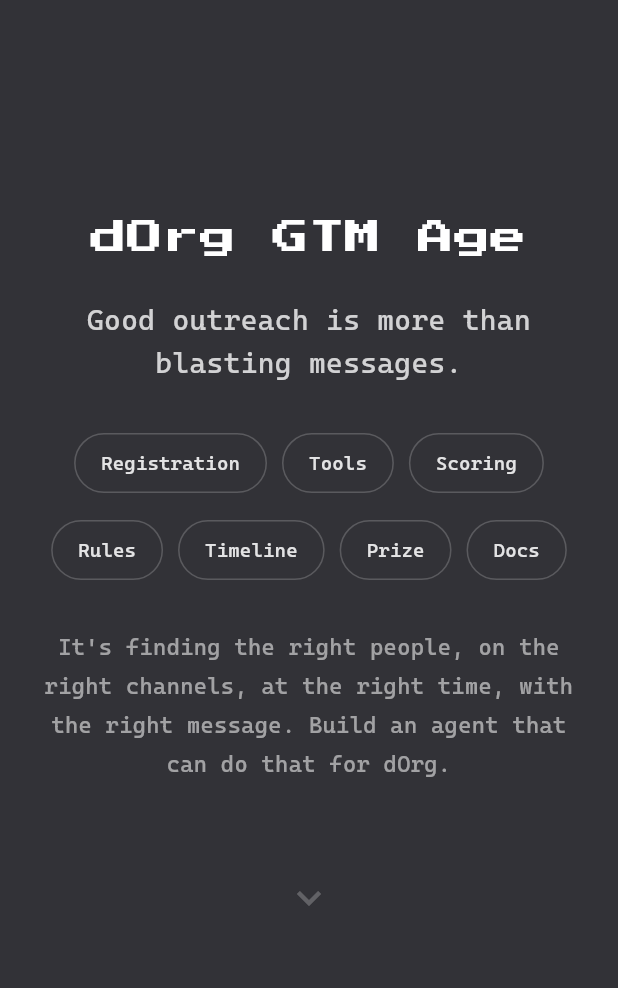
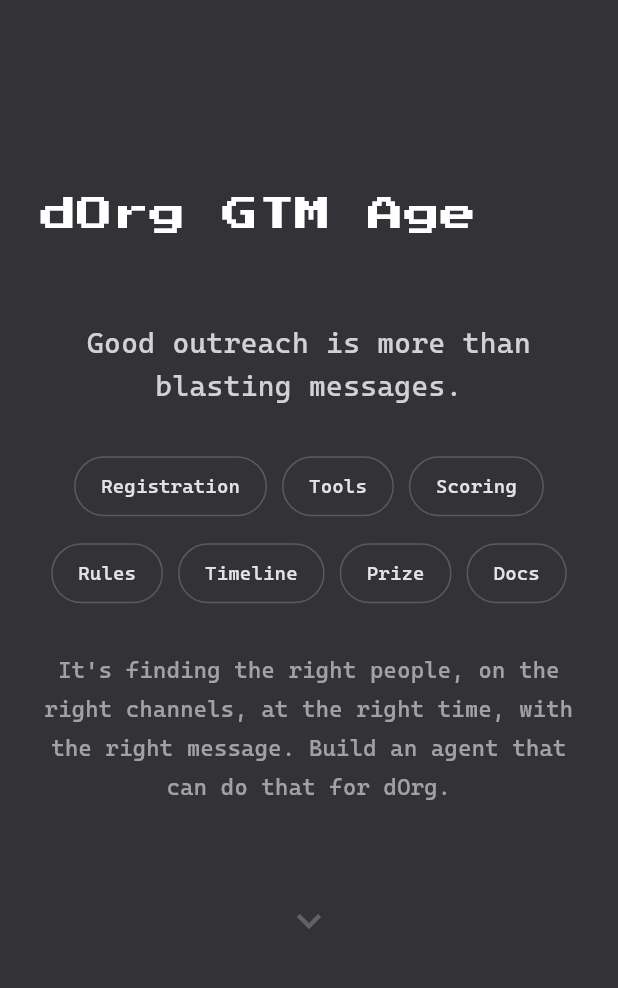
Before and after one commit to EightRice/dorg-hackathon, a Flutter app: the first screen one second after launch, on a phone screen of 412 x 824 dp, the part 72-1060 px from its top. Run offline on Flutter 3.47's test engine with Material 3 defaults, Android fonts, the phone set to English and light mode, and no system bars; our stand-ins replace google_fonts; network calls fail.

Commit message:
Fix typing title jolt: reserve vertical space for full text

```diff
--- a/lib/screens/landing_page.dart
+++ b/lib/screens/landing_page.dart
@@ -1276,7 +1276,22 @@
     final isWide = MediaQuery.of(context).size.width > 700;
     final fontSize = isWide ? 36.0 : 24.0;
 
-    return Text.rich(
+    final textStyle = GoogleFonts.pressStart2p(
+      fontSize: fontSize,
+      fontWeight: FontWeight.w400,
+      color: Colors.white,
+      height: 1.4,
+    );
+
+    return Stack(
+      children: [
+        // Invisible full text to reserve vertical space
+        Opacity(
+          opacity: 0,
+          child: Text(_fullText, textAlign: TextAlign.center, style: textStyle),
+        ),
+        // Visible typing text on top
+        Text.rich(
           TextSpan(
             children: [
               TextSpan(text: _displayed),
@@ -1290,12 +1305,9 @@
             ],
           ),
           textAlign: TextAlign.center,
-      style: GoogleFonts.pressStart2p(
-        fontSize: fontSize,
-        fontWeight: FontWeight.w400,
-        color: Colors.white,
-        height: 1.4,
+          style: textStyle,
         ),
+      ],
     );
   }
 }
```
Lines whose indentation alone changed are shown as unchanged.
